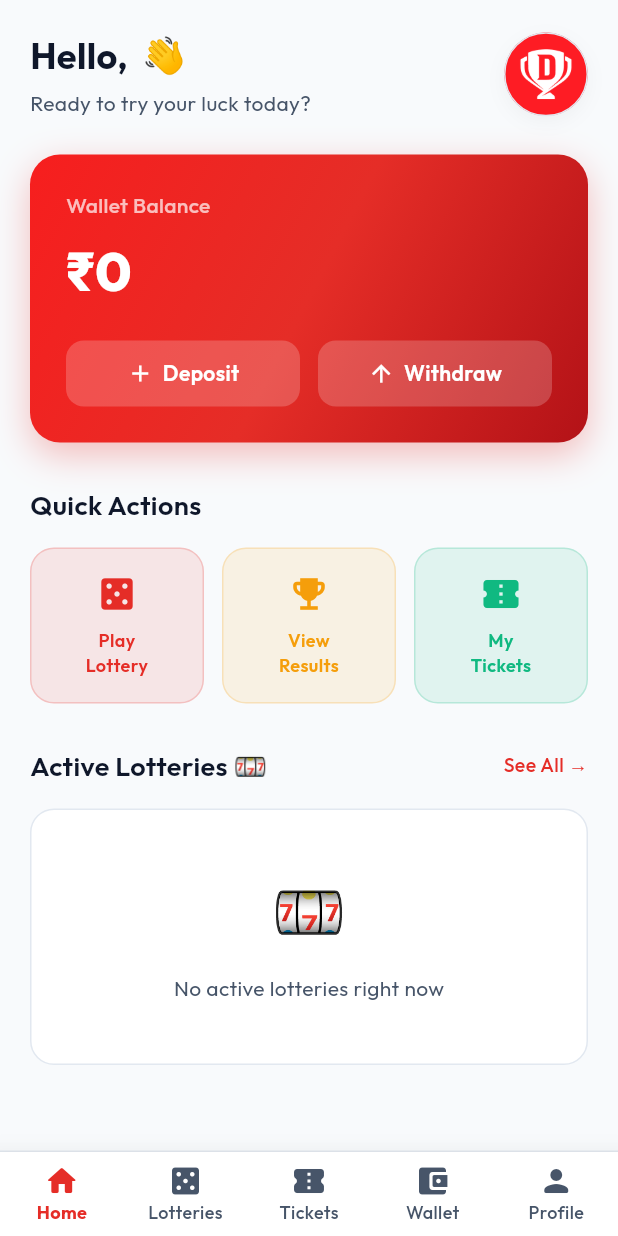
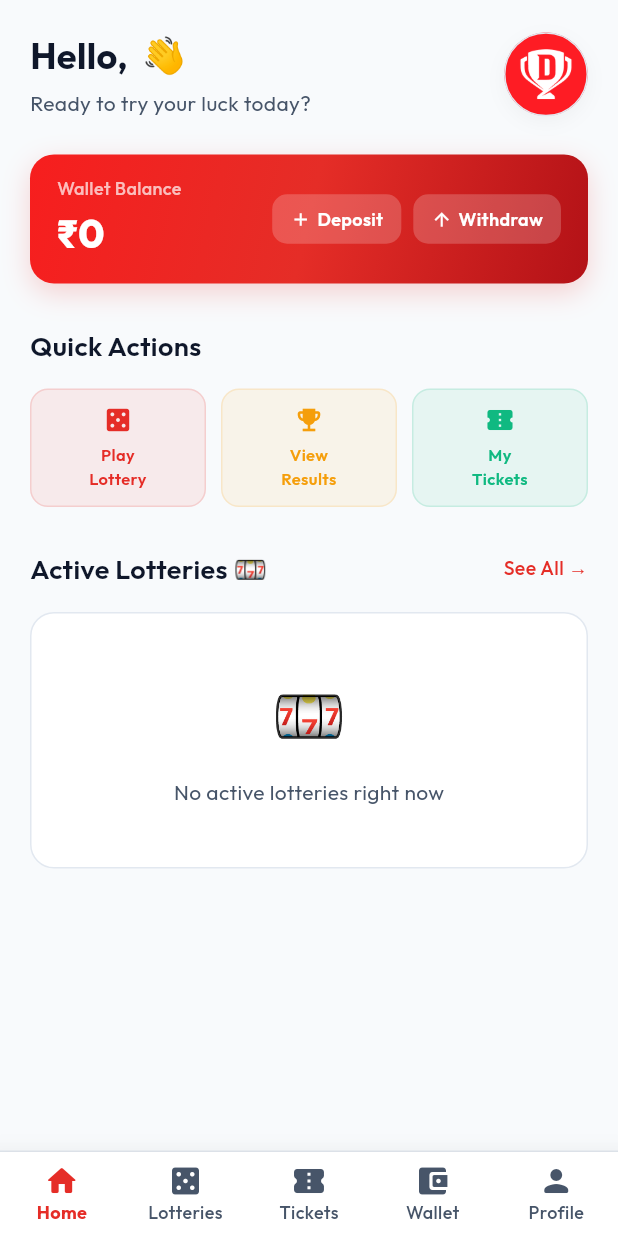
Before and after one commit to manish-hlm3-netizen/Dream-lottery, a Flutter app: the HomeScreen screen opened by its route, on a phone screen of 412 x 824 dp. Run offline on Flutter 3.47's test engine with Material 3 defaults, Android fonts, the phone set to English and light mode, and no system bars; our stand-ins replace dio, flutter_secure_storage, google_fonts, video_player; accounts and stored records are empty; network calls fail.

Commit message:
style: redesign home screen wallet card and quick actions to be elegant and compact

```diff
--- a/lottery_app/lib/screens/home_screen.dart
+++ b/lottery_app/lib/screens/home_screen.dart
@@ -144,18 +144,22 @@ class _HomeTabState extends State<_HomeTab> {
                 builder: (context, auth, _) {
                   return Container(
                     width: double.infinity,
-                    padding: const EdgeInsets.all(24),
+                    padding: const EdgeInsets.symmetric(horizontal: 18, vertical: 14),
                     decoration: BoxDecoration(
                       gradient: AppTheme.primaryGradient,
-                      borderRadius: BorderRadius.circular(20),
+                      borderRadius: BorderRadius.circular(16),
                       boxShadow: [
                         BoxShadow(
-                          color: AppTheme.primaryColor.withOpacity(0.3),
-                          blurRadius: 20,
-                          offset: const Offset(0, 8),
+                          color: AppTheme.primaryColor.withOpacity(0.2),
+                          blurRadius: 15,
+                          offset: const Offset(0, 6),
                         ),
                       ],
                     ),
+                    child: Row(
+                      mainAxisAlignment: MainAxisAlignment.spaceBetween,
+                      children: [
+                        Expanded(
                           child: Column(
                             crossAxisAlignment: CrossAxisAlignment.start,
                             children: [
@@ -163,36 +167,34 @@ class _HomeTabState extends State<_HomeTab> {
                                 lang.translate('wallet_balance'),
                                 style: const TextStyle(
                                   color: Colors.white70,
-                            fontSize: 14,
+                                  fontSize: 12,
                                   fontWeight: FontWeight.w500,
                                 ),
                               ),
-                        const SizedBox(height: 8),
+                              const SizedBox(height: 3),
                               Text(
                                 '₹${auth.walletBalance.toStringAsFixed(0)}',
                                 style: const TextStyle(
                                   color: Colors.white,
-                            fontSize: 36,
+                                  fontSize: 26,
                                   fontWeight: FontWeight.w800,
                                 ),
                               ),
-                        const SizedBox(height: 20),
+                            ],
+                          ),
+                        ),
                         Row(
                           children: [
-                            Expanded(
-                              child: _WalletButton(
+                            _SmallWalletButton(
                               icon: Icons.add,
                               label: lang.translate('deposit'),
                               onTap: () => Navigator.pushNamed(context, '/deposit'),
                             ),
-                            ),
-                            const SizedBox(width: 12),
-                            Expanded(
-                              child: _WalletButton(
+                            const SizedBox(width: 8),
+                            _SmallWalletButton(
                               icon: Icons.arrow_upward,
                               label: lang.translate('withdraw'),
                               onTap: () => Navigator.pushNamed(context, '/withdraw'),
-                              ),
                             ),
                           ],
                         ),
@@ -220,17 +222,22 @@ class _HomeTabState extends State<_HomeTab> {
                     label: lang.translate('play_lottery_action'),
                     color: AppTheme.primaryColor,
                     onTap: () {
-                      // Switch to lotteries tab
+                      final homeState = context.findAncestorStateOfType<_HomeScreenState>();
+                      if (homeState != null) {
+                        homeState.setState(() {
+                          homeState._currentIndex = 1;
+                        });
+                      }
                     },
                   ),
-                  const SizedBox(width: 12),
+                  const SizedBox(width: 10),
                   _QuickAction(
                     icon: Icons.emoji_events,
                     label: lang.translate('view_results_action'),
                     color: AppTheme.warningColor,
                     onTap: () => Navigator.pushNamed(context, '/results'),
                   ),
-                  const SizedBox(width: 12),
+                  const SizedBox(width: 10),
                   _QuickAction(
                     icon: Icons.confirmation_number,
                     label: lang.translate('my_tickets_action'),
@@ -456,12 +463,12 @@ class _HomeTabState extends State<_HomeTab> {
   }
 }
 
-class _WalletButton extends StatelessWidget {
+class _SmallWalletButton extends StatelessWidget {
   final IconData icon;
   final String label;
   final VoidCallback onTap;
 
-  const _WalletButton({
+  const _SmallWalletButton({
     required this.icon,
     required this.label,
     required this.onTap,
@@ -472,22 +479,21 @@ class _WalletButton extends StatelessWidget {
     return GestureDetector(
       onTap: onTap,
       child: Container(
-        padding: const EdgeInsets.symmetric(vertical: 12),
+        padding: const EdgeInsets.symmetric(horizontal: 12, vertical: 8),
         decoration: BoxDecoration(
           color: Colors.white.withOpacity(0.2),
-          borderRadius: BorderRadius.circular(12),
+          borderRadius: BorderRadius.circular(10),
         ),
         child: Row(
-          mainAxisAlignment: MainAxisAlignment.center,
           children: [
-            Icon(icon, color: Colors.white, size: 18),
-            const SizedBox(width: 6),
+            Icon(icon, color: Colors.white, size: 14),
+            const SizedBox(width: 4),
             Text(
               label,
               style: const TextStyle(
                 color: Colors.white,
                 fontWeight: FontWeight.w600,
-                fontSize: 14,
+                fontSize: 12,
               ),
             ),
           ],
@@ -516,22 +522,22 @@ class _QuickAction extends StatelessWidget {
       child: GestureDetector(
         onTap: onTap,
         child: Container(
-          padding: const EdgeInsets.all(16),
+          padding: const EdgeInsets.symmetric(vertical: 10, horizontal: 8),
           decoration: BoxDecoration(
-            color: color.withOpacity(0.1),
-            borderRadius: BorderRadius.circular(16),
-            border: Border.all(color: color.withOpacity(0.2)),
+            color: color.withOpacity(0.08),
+            borderRadius: BorderRadius.circular(12),
+            border: Border.all(color: color.withOpacity(0.15)),
           ),
           child: Column(
             children: [
-              Icon(icon, color: color, size: 28),
-              const SizedBox(height: 8),
+              Icon(icon, color: color, size: 20),
+              const SizedBox(height: 5),
               Text(
                 label,
                 textAlign: TextAlign.center,
                 style: TextStyle(
                   color: color,
-                  fontSize: 12,
+                  fontSize: 11,
                   fontWeight: FontWeight.w600,
                 ),
               ),
```
Lines whose indentation alone changed are shown as unchanged.
